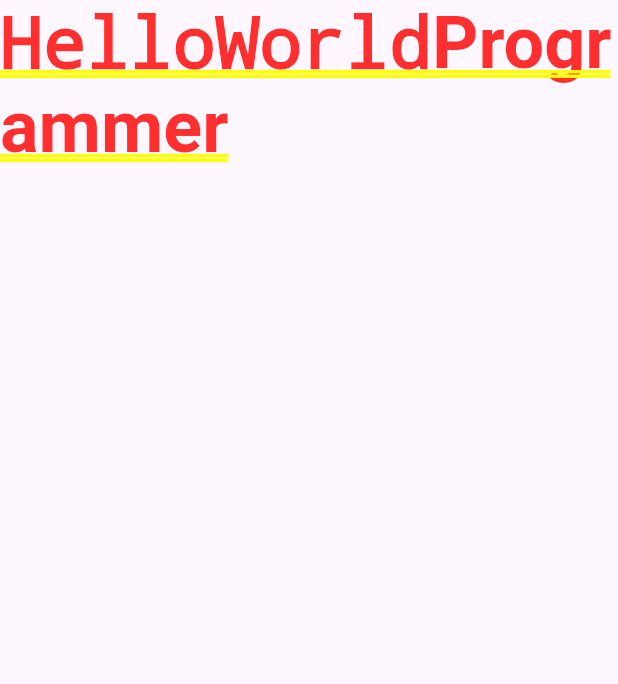
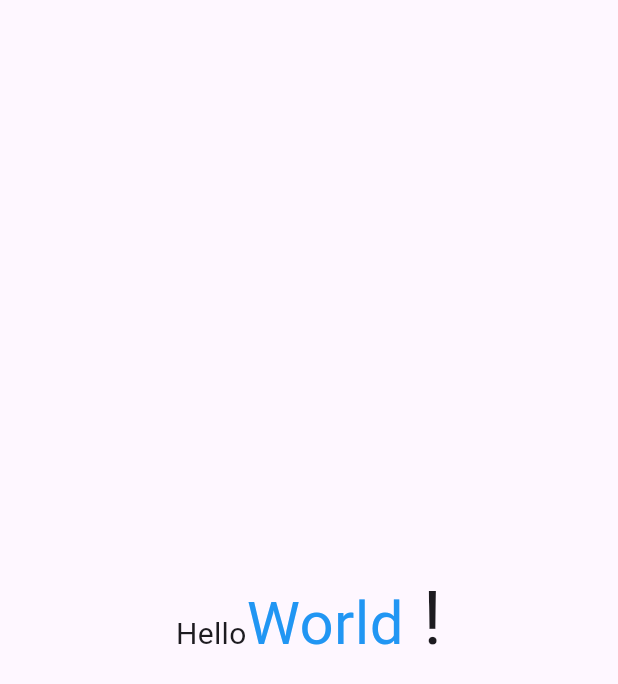
Before and after one commit to waizkamboh/flutter_widget, a Flutter app: the screen it shows after launch, on a phone screen of 412 x 824 dp. Shown: the top 684 px of the screen. Run offline on Flutter 3.47's test engine with Material 3 defaults, Android fonts, the phone set to English and light mode, and no system bars.

Commit message:
Rich.Text widget and Text span widget

```diff
--- a/lib/main.dart
+++ b/lib/main.dart
@@ -2,6 +2,7 @@ import 'package:flutter/material.dart';
 import 'package:flutter_widget/reorderable_list_view.dart';
 import 'package:flutter_widget/widget/rich_text.dart';
 import 'package:flutter_widget/widget/text.dart';
+import 'package:flutter_widget/widget/text.rich.dart';
 
 void main() {
   runApp(const MyApp());
@@ -18,7 +19,7 @@ class MyApp extends StatelessWidget {
       theme: ThemeData(
         colorScheme: ColorScheme.fromSeed(seedColor: Colors.deepPurple),
       ),
-      home: RichTextWidget(),
+      home: TextDotRichWidget(),
     );
   }
 }
--- /dev/null
+++ b/lib/widget/text.rich.dart
@@ -0,0 +1,36 @@
+import 'package:flutter/material.dart';
+
+class TextDotRichWidget extends StatelessWidget {
+  const TextDotRichWidget({super.key});
+
+  @override
+  Widget build(BuildContext context) {
+    return const Scaffold(
+      body: SafeArea(
+        child: Center(
+          child: Column(
+            mainAxisAlignment: MainAxisAlignment.center,
+            children: [
+              Text.rich(
+                 TextSpan(
+                     text: 'Hello',
+                     style: TextStyle(fontSize: 20),
+                   children: <InlineSpan>[
+                     TextSpan(
+                       text: 'World',
+                       style: TextStyle(fontSize: 40, color:Colors.blue)
+                     ),
+                     TextSpan(
+                       text: ' !',
+                       style: TextStyle(fontSize: 50)
+                     )
+                   ]
+                 )
+              )
+            ],
+          ),
+        ),
+      ),
+    );
+  }
+}
```
